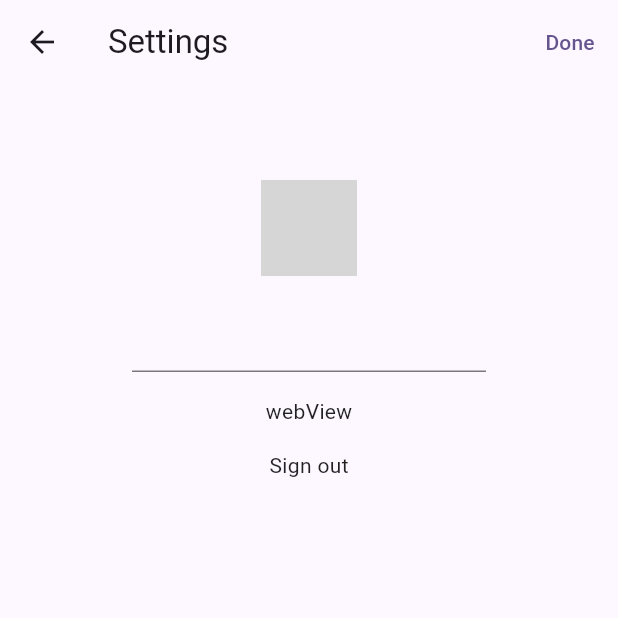
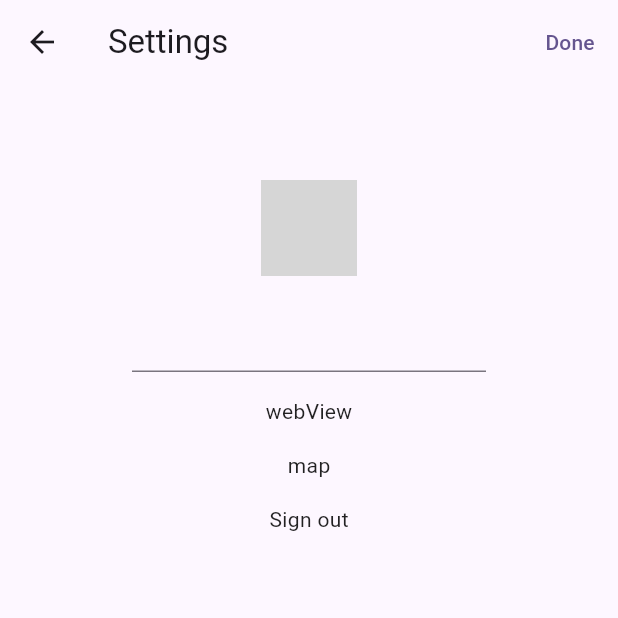
Before and after one commit to givemesomecoffee/teta-mts-flutter, a Flutter app: the SettingsScreen screen opened directly, after a tap on "Edit", on a phone screen of 412 x 824 dp, the top half of it. Run offline on Flutter 3.47's test engine with Material 2 defaults, Android fonts, the phone set to English and light mode, and no system bars; our stand-ins replace firebase_auth, firebase_core, firebase_database, firebase_storage, flutter_map, freezed_annotation and 7 more; missing offline and left inert: firebase_ui_auth, string_to_hex; accounts and stored records are empty; network calls fail; Roboto replaces fonts that are missing (Alata); grey boxes are pictures that could not be loaded.

Commit message:
lesson12/geo

```diff
--- a/lib/feature/settings/settings_screen.dart
+++ b/lib/feature/settings/settings_screen.dart
@@ -3,9 +3,13 @@ import 'package:chat_app/feature/settings/widget/edit_button.dart';
 import 'package:chat_app/feature/settings/widget/profile_name.dart';
 import 'package:chat_app/services/database_service.dart';
 import 'package:flutter/material.dart';
+import 'package:geolocator/geolocator.dart';
 import 'package:get_it/get_it.dart';
+import 'package:latlong2/latlong.dart';
 import 'package:webview_flutter/webview_flutter.dart';
 import 'package:firebase_auth/firebase_auth.dart' hide PhoneAuthProvider;
+import '../utils/get_current_position.dart';
+import 'map_screen.dart';
 import '../web_view/web_view_widget.dart';
 
 class SettingsScreen extends StatefulWidget {
@@ -19,6 +23,7 @@ class _SettingsScreenState extends State<SettingsScreen> {
   bool _isEdit = false;
   String? _avatarUrl;
   String _userName = '';
+  Position? position;
   late DatabaseService repository;
   late WebViewController webviewController;
   bool isLoading = true;
@@ -81,9 +86,10 @@ class _SettingsScreenState extends State<SettingsScreen> {
                     },
                     child: const Text("webView")),
                 const SizedBox(height: 16),
-                GestureDetector(
-                    onTap: _signOut,
-                    child: const Text("Sign out"))
+                GestureDetector(onTap: _onGeoTap, child: const Text("map")),
+                const SizedBox(height: 16),
+                GestureDetector(onTap: _signOut, child: const Text("Sign out")),
+
               ]),
       ),
     );
@@ -102,10 +108,21 @@ class _SettingsScreenState extends State<SettingsScreen> {
     });
   }
 
+  void _onGeoTap() async{
+  await determinePosition().then((value) =>
+      Navigator.of(context).push(
+        MaterialPageRoute(
+          builder: (context) => MapScreen(position: LatLng(value.latitude, value.longitude)),
+        ),
+      )
+  );
+
+  }
+
   void _loadUser() async {
     final user = await repository.getUser();
     setState(() {
-      _userName = user?.displayName != null ? user!.displayName! : user!.userId;
+      _userName = user.displayName != null ? user.displayName! : user.userId;
       if (user.photoUrl != null) {
         _avatarUrl = user.photoUrl!;
       }
@@ -113,7 +130,7 @@ class _SettingsScreenState extends State<SettingsScreen> {
     });
   }
 
-  Future<void> _signOut() async{
+  Future<void> _signOut() async {
     FirebaseAuth.instance.signOut();
     Navigator.pushNamed(context, '/sign-in');
   }
--- a/pubspec.yaml
+++ b/pubspec.yaml
@@ -50,6 +50,9 @@ dependencies:
   get_it: ^7.6.0
   webview_flutter: ^4.2.2
   firebase_ui_auth: ^1.5.0
+  geolocator: ^9.0.2
+  flutter_map: ^4.0.0
+  latlong2: ^0.8.0
 
 dev_dependencies:
   flutter_test:
```
Also changed, not shown: lib/feature/settings/map_screen.dart (added, +35 -0 lines), lib/feature/utils/get_current_position.dart (added, +42 -0 lines), pubspec.lock, 1 other file.
